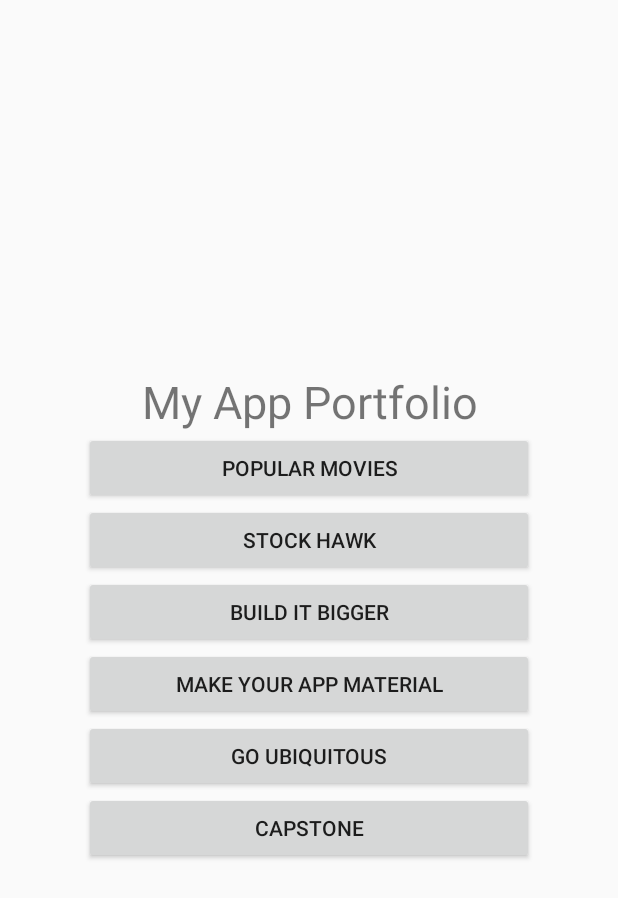
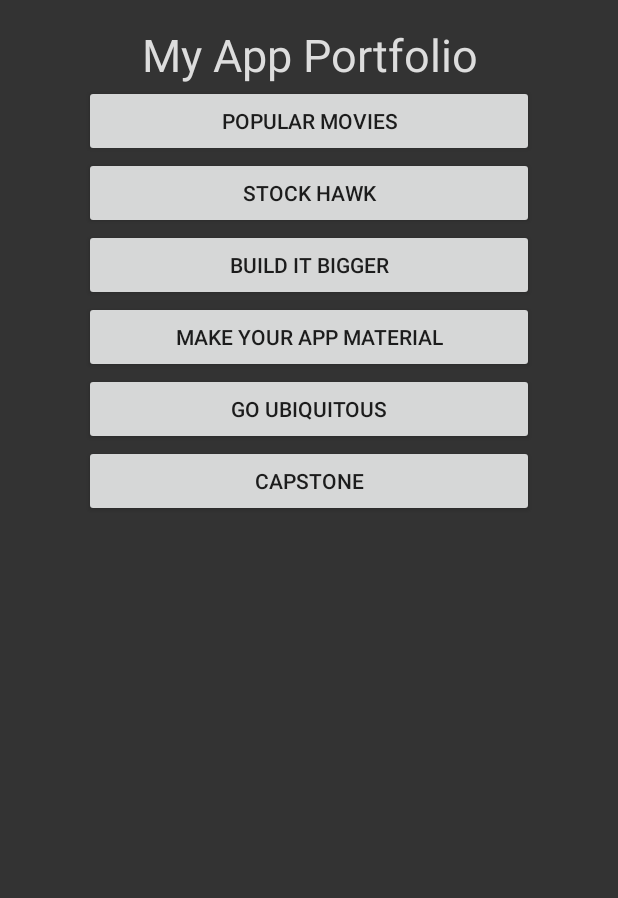
Before and after one commit to hensbri/udacity-project-0, an Android app: the layout activity_main.xml on its own in the app's theme, with its tools: preview values and no code run, on a phone screen of 412 x 824 dp. Shown: the top 898 px of the screen. Run offline under Robolectric (Android 15) with nearby library versions, the phone set to English and light mode, and no system bars.

Commit message:
Tweak colors

```diff
--- a/app/src/main/res/layout/activity_main.xml
+++ b/app/src/main/res/layout/activity_main.xml
@@ -8,11 +8,13 @@
     android:paddingRight="@dimen/activity_horizontal_margin"
     android:paddingTop="@dimen/activity_vertical_margin"
     android:orientation="vertical"
-    android:gravity="center"
+    android:gravity="center_horizontal"
+    android:background="@color/colorBackground"
     tools:context="apps.hensbri.myappportfolio.MainActivity">
 
     <TextView
         android:textSize="30dp"
+        android:textColor="@color/colorText"
         android:layout_width="fill_parent"
         android:layout_height="wrap_content"
         android:gravity="center"
--- a/app/src/main/res/values/colors.xml
+++ b/app/src/main/res/values/colors.xml
@@ -1,6 +1,5 @@
 <?xml version="1.0" encoding="utf-8"?>
 <resources>
-    <color name="colorPrimary">#3F51B5</color>
-    <color name="colorPrimaryDark">#303F9F</color>
-    <color name="colorAccent">#FF4081</color>
+    <color name="colorBackground">#333333</color>
+    <color name="colorText">#DDDDDD</color>
 </resources>
--- a/app/src/main/res/values/styles.xml
+++ b/app/src/main/res/values/styles.xml
@@ -1,11 +1,8 @@
 <resources>
 
     <!-- Base application theme. -->
-    <style name="AppTheme" parent="Theme.AppCompat.Light.DarkActionBar">
+    <style name="AppTheme" parent="Theme.AppCompat.Light.NoActionBar">
         <!-- Customize your theme here. -->
-        <item name="colorPrimary">@color/colorPrimary</item>
-        <item name="colorPrimaryDark">@color/colorPrimaryDark</item>
-        <item name="colorAccent">@color/colorAccent</item>
     </style>
 
 </resources>
```
